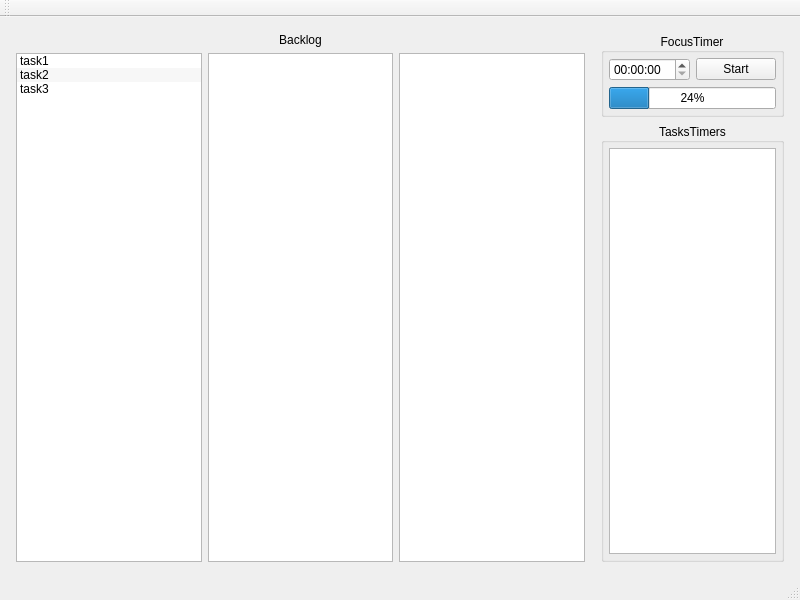
Old version of the form app/TaskSpace/gui/mainwindow.ui in the repository ApplicationsForge/TaskSpace.
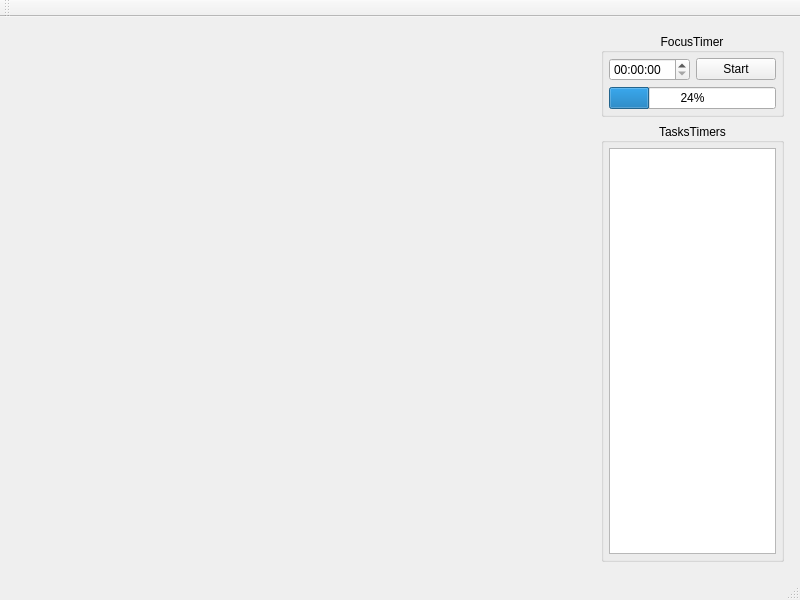
New version of the form.

Commit message: add hello world button

```diff
--- a/app/TaskSpace/gui/mainwindow.ui
+++ b/app/TaskSpace/gui/mainwindow.ui
@@ -43,22 +43,6 @@
         <number>5</number>
        </property>
        <item row="0" column="0">
-        <widget class="QLabel" name="backlogLabel">
-         <property name="font">
-          <font>
-           <weight>50</weight>
-           <bold>false</bold>
-          </font>
-         </property>
-         <property name="text">
-          <string>Backlog</string>
-         </property>
-         <property name="alignment">
-          <set>Qt::AlignCenter</set>
-         </property>
-        </widget>
-       </item>
-       <item row="1" column="0">
         <widget class="QScrollArea" name="backlogScrollArea">
          <property name="frameShape">
           <enum>QFrame::NoFrame</enum>
@@ -72,7 +56,7 @@
             <x>0</x>
             <y>0</y>
             <width>565</width>
-            <height>480</height>
+            <height>504</height>
            </rect>
           </property>
           <layout class="QHBoxLayout" name="horizontalLayout">
@@ -88,69 +72,6 @@
            <property name="bottomMargin">
             <number>0</number>
            </property>
-           <item>
-            <widget class="QListWidget" name="listWidget">
-             <property name="dragEnabled">
-              <bool>false</bool>
-             </property>
-             <property name="dragDropMode">
-              <enum>QAbstractItemView::DragDrop</enum>
-             </property>
-             <property name="defaultDropAction">
-              <enum>Qt::MoveAction</enum>
-             </property>
-             <property name="alternatingRowColors">
-              <bool>true</bool>
-             </property>
-             <item>
-              <property name="text">
-               <string>task1</string>
-              </property>
-             </item>
-             <item>
-              <property name="text">
-               <string>task2</string>
-              </property>
-             </item>
-             <item>
-              <property name="text">
-               <string>task3</string>
-              </property>
-             </item>
-            </widget>
-           </item>
-           <item>
-            <widget class="QListWidget" name="listWidget_2">
-             <property name="dragEnabled">
-              <bool>false</bool>
-             </property>
-             <property name="dragDropMode">
-              <enum>QAbstractItemView::DragDrop</enum>
-             </property>
-             <property name="defaultDropAction">
-              <enum>Qt::MoveAction</enum>
-             </property>
-             <property name="alternatingRowColors">
-              <bool>true</bool>
-             </property>
-            </widget>
-           </item>
-           <item>
-            <widget class="QListWidget" name="listWidget_3">
-             <property name="dragEnabled">
-              <bool>false</bool>
-             </property>
-             <property name="dragDropMode">
-              <enum>QAbstractItemView::DragDrop</enum>
-             </property>
-             <property name="defaultDropAction">
-              <enum>Qt::MoveAction</enum>
-             </property>
-             <property name="alternatingRowColors">
-              <bool>true</bool>
-             </property>
-            </widget>
-           </item>
           </layout>
          </widget>
         </widget>
```
The commit also changes 2 other files.
